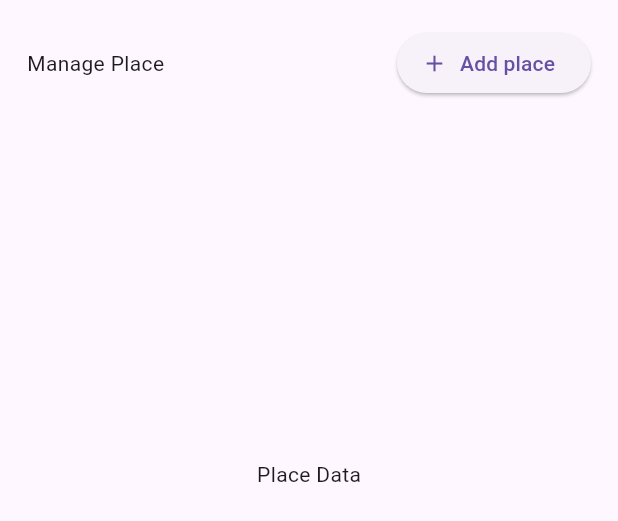
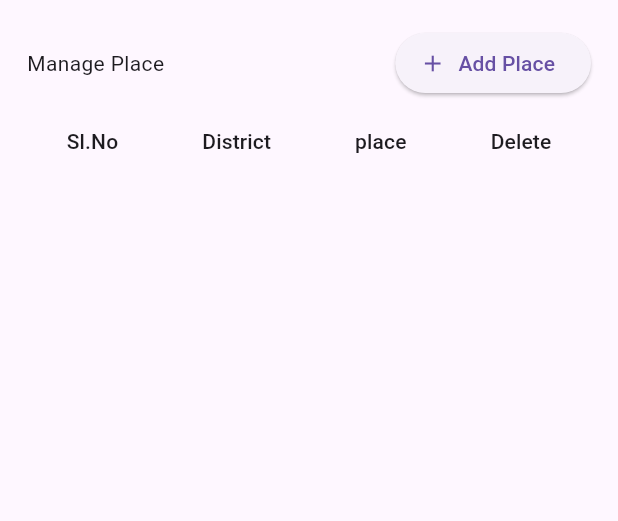
Before and after one commit to AntonyJoji/Rentit, a Flutter app: the Manageplace widget shown alone on an empty page, opened directly, on a phone screen of 412 x 824 dp. Shown: the top 521 px of the screen. Run offline on Flutter 3.47's test engine with Material 3 defaults, Android fonts, the phone set to English and light mode, and no system bars; our stand-ins replace supabase_flutter; accounts and stored records are empty.

Commit message:
place insertion & display

```diff
--- a/Project/rentit_admin1/lib/screen/manageplace.dart
+++ b/Project/rentit_admin1/lib/screen/manageplace.dart
@@ -12,46 +12,87 @@ class _ManageplaceState extends State<Manageplace>
     with SingleTickerProviderStateMixin {
   final _formKey = GlobalKey<FormState>();
   bool _isFormVisible = false; // To manage form visibility
-  String selectedDist = "";
-  List<Map<String, dynamic>> districtList = [];
+  String? selectedDist; // Changed to nullable to handle unselected state
+  List<Map<String, dynamic>> placeList = [];
+  List<Map<String, dynamic>> _distList = [];
   final Duration _animationDuration = const Duration(milliseconds: 300);
   final TextEditingController placeController = TextEditingController();
+
 
   Future<void> Manageplace() async {
     try {
       String place = placeController.text;
+      if (selectedDist == null) {
+        ScaffoldMessenger.of(context).showSnackBar(
+          const SnackBar(
+            content: Text("Please select a district"),
+            backgroundColor: Colors.red,
+          ),
+        );
+        return;
+      }
       await supabase.from('tbl_place').insert({
         'place_name': place,
+        'district_id': selectedDist, // Ensure district_id is added
       });
       ScaffoldMessenger.of(context).showSnackBar(
         const SnackBar(
           content: Text(
-            'place added',
+            'Place added successfully',
             style: TextStyle(color: Colors.white),
           ),
           backgroundColor: Colors.green,
         ),
       );
-      print("Inserted");
       placeController.clear();
+      setState(() {
+        selectedDist = null; // Reset selection
+      });
     } catch (e) {
-      print("Error adding place");
+      print("Error adding place: $e");
     }
   }
 
   Future<void> fetchDist() async {
     try {
       final response = await supabase.from('tbl_district').select();
+      if (response != null && response is List<dynamic>) {
+        print(response);
+        setState(() {
+          _distList = response
+              .map((item) => {
+                    'id': item['id'].toString(),
+                    'district_name': item['district_name'],
+                  })
+              .toList();
+        });
+      }
+    } catch (e) {
+      print("Error fetching districts: $e");
+    }
+  }
+  Future<void> fetchPlace() async {
+    try {
+      final response = await supabase.from('tbl_place').select('*,tbl_district(*)');
+      // print(response);
       setState(() {
-        districtList = response;
+        placeList = List<Map<String, dynamic>>.from(response);
       });
-    } catch (e) {}
+      display();
+    } catch (e) {
+      print("ERROR FETCHING DISTRICT DATA: $e");
+    }
+  }
+   void display(){
+    print(placeList);
   }
 
   @override
   void initState() {
     super.initState();
     fetchDist();
+    fetchPlace();
+
   }
 
   @override
@@ -70,9 +111,9 @@ class _ManageplaceState extends State<Manageplace>
                     _isFormVisible = !_isFormVisible; // Toggle form visibility
                   });
                 },
-                label: Text(_isFormVisible ? "Cancel" : "Add place"),
+                label: Text(_isFormVisible ? "Cancel" : "Add Place"),
                 icon: Icon(_isFormVisible ? Icons.cancel : Icons.add),
-              )
+              ),
             ],
           ),
           AnimatedSize(
@@ -95,12 +136,13 @@ class _ManageplaceState extends State<Manageplace>
                             Expanded(
                               child: DropdownButtonFormField<String>(
                                 value: selectedDist,
+                                hint: const Text("Select District"),
                                 onChanged: (newValue) {
                                   setState(() {
-                                    selectedDist = newValue!;
+                                    selectedDist = newValue;
                                   });
                                 },
-                                items: districtList.map((district) {
+                                items: _distList.map((district) {
                                   return DropdownMenuItem<String>(
                                     value: district['id'],
                                     child: Text(district['district_name']),
@@ -108,9 +150,7 @@ class _ManageplaceState extends State<Manageplace>
                                 }).toList(),
                               ),
                             ),
-                            SizedBox(
-                              width: 10,
-                            ),
+                            const SizedBox(width: 10),
                             Expanded(
                               child: TextFormField(
                                 controller: placeController,
@@ -134,12 +174,33 @@ class _ManageplaceState extends State<Manageplace>
                   )
                 : Container(),
           ),
-          Container(
-            height: 500,
-            child: const Center(
-              child: Text("Place Data"),
-            ),
-          ),
+          DataTable(
+            columns: [
+              DataColumn(label: Text("Sl.No")),
+              DataColumn(label: Text("District")),
+
+              DataColumn(label: Text("place")),
+              DataColumn(label: Text("Delete")),
+            ],
+            rows: placeList.asMap().entries.map((entry) {
+              print(entry.value);
+              return DataRow(cells: [
+                DataCell(Text((entry.key + 1).toString())), // Serial number
+                DataCell(Text(entry.value['tbl_district']['district_name'])),
+
+                DataCell(Text(entry.value['place_name'])),
+                DataCell(
+                  IconButton(
+                    icon: const Icon(Icons.delete, color: Colors.red),
+                    onPressed: () {
+                      // _deleteAcademicYear(docId); // Delete academic year
+                    },
+                  ),
+                ),
+              ]);
+            }).toList(),
+          )
+
         ],
       ),
     );
```
Also changed, not shown: Project/rentit_admin1/lib/screen/managedistrict.dart (line endings or trailing spaces).
